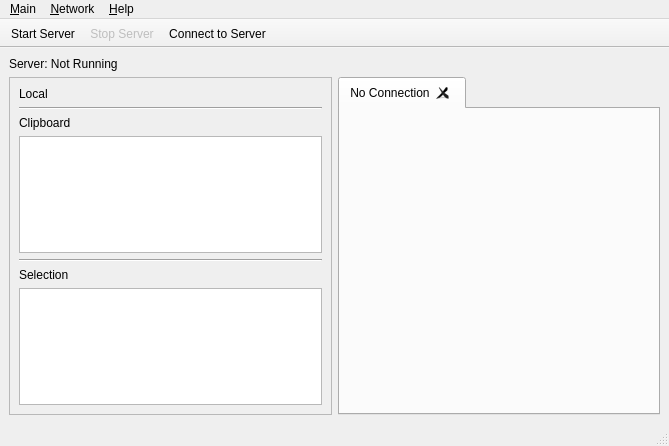
Old version of the form gui/MainWindow.ui in the repository sicus/RemoteClipboard.
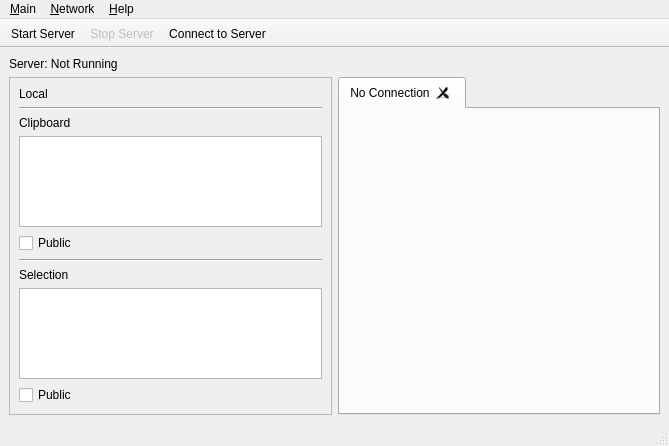
New version of the form. Icons and pictures are not drawn.

Commit message: Kontrolle, welche Clipboards veröffentlicht werden (Checkboxen)

Patch:
```diff
--- a/gui/MainWindow.ui
+++ b/gui/MainWindow.ui
@@ -56,6 +56,13 @@
          </property>
         </widget>
        </item>
+       <item>
+        <widget class="QCheckBox" name="ClipboardPublic">
+         <property name="text">
+          <string>Public</string>
+         </property>
+        </widget>
+       </item>
        <item>
         <widget class="Line" name="line_4">
          <property name="orientation">
@@ -77,6 +84,13 @@
          </property>
         </widget>
        </item>
+       <item>
+        <widget class="QCheckBox" name="SelectionPublic">
+         <property name="text">
+          <string>Public</string>
+         </property>
+        </widget>
+       </item>
       </layout>
      </widget>
     </item>
```
The commit also changes 9 other files.
